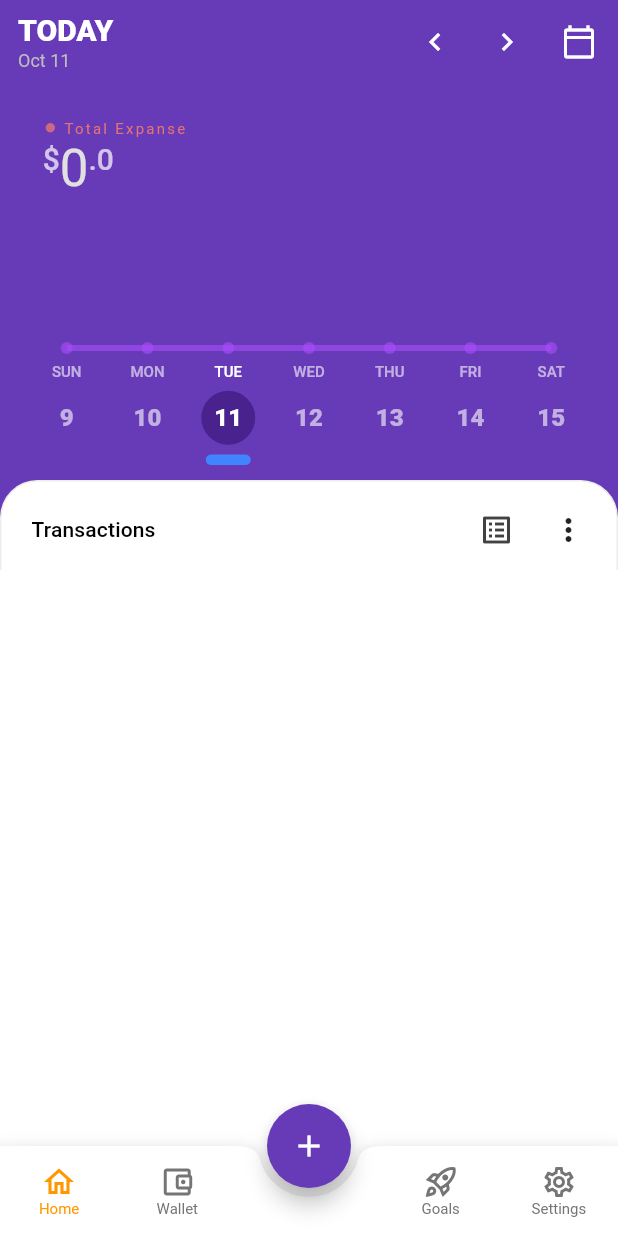
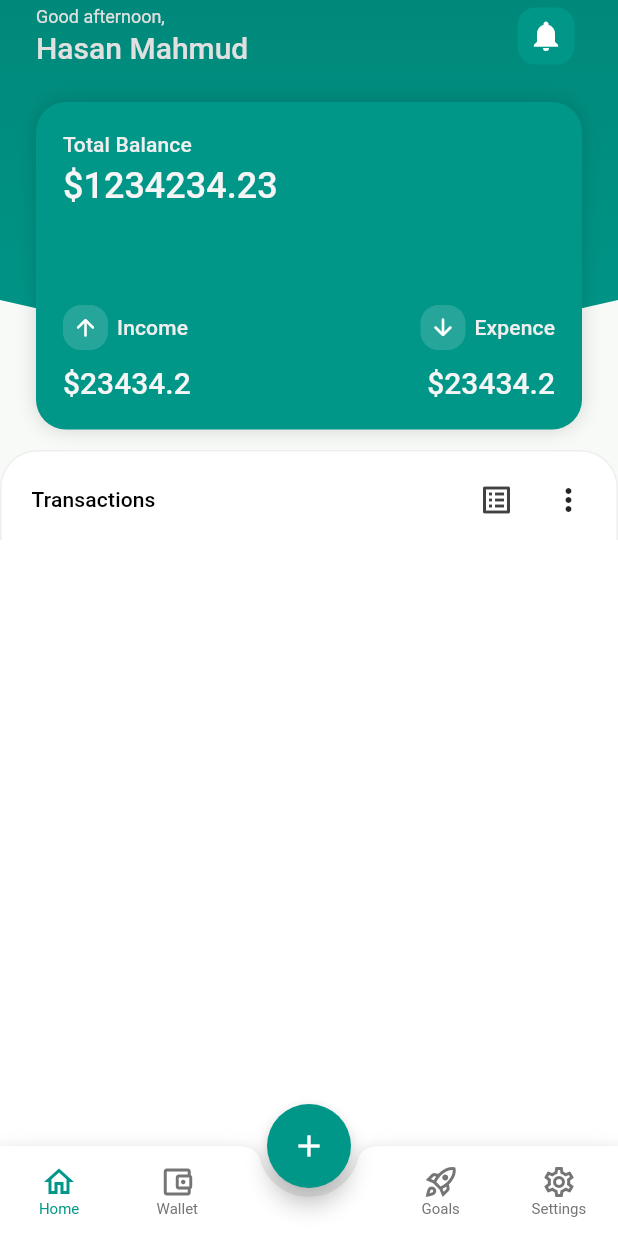
Before and after one commit to hasansujon786/waleti, a Flutter app: the screen it shows after launch, on a phone screen of 412 x 824 dp. Run offline on Flutter 3.47's test engine with Material 2 defaults, Android fonts, the phone set to English and light mode, and no system bars; drawn by our look-alikes of fl_chart; our stand-ins replace cloud_firestore, firebase_auth, firebase_core, flutter_riverpod, google_sign_in, hive and 1 more; accounts and stored records are empty; Roboto replaces fonts that are missing (rubik).

Commit message:
ui: add account_card_header to home

```diff
--- a/lib/configs/appTheme.dart
+++ b/lib/configs/appTheme.dart
@@ -9,7 +9,7 @@ class AppTheme {
     fontFamily: 'rubik',
     appBarTheme: const AppBarTheme(centerTitle: true),
     bottomNavigationBarTheme: BottomNavigationBarThemeData(
-      selectedItemColor: Colors.orange,
+      selectedItemColor: Palette.primary,
       unselectedItemColor: Colors.grey.shade600,
       backgroundColor: Colors.white,
     ),
--- a/lib/configs/palette.dart
+++ b/lib/configs/palette.dart
@@ -2,7 +2,7 @@ import 'package:flutter/material.dart';
 
 class Palette {
   // #3077FC
-  static const primary = Colors.deepPurple;
+  static const primary = Colors.teal;
   static final muted = Colors.grey.shade300;
 
   static final textLighter = Colors.grey.shade500;
--- /dev/null
+++ b/lib/screens/home/widgets/account_card_header.dart
@@ -0,0 +1,171 @@
+import 'package:flutter/material.dart';
+import 'package:waleti/shared/ui/ui.dart';
+
+class AccountCardHeader extends StatelessWidget {
+  const AccountCardHeader({super.key, required this.bg});
+
+  final Color bg;
+
+  @override
+  Widget build(BuildContext context) {
+    // final transactionsRef = ref.watch(filteredTransactionsByWeek);
+    // final transactionListFilter = ref.watch(transactionListFilterProvider.state);
+    // final totalExpence = ref.watch(totalExpenceOfSelectedWeek);
+    // final totalIncome = ref.watch(totalIncomeOfSelectedWeek);
+    // final currentWeekDates = ref.watch(weekViewControllerProvider);
+
+    return FlexibleSpaceBar(
+      background: Stack(
+        children: [
+          Positioned.fill(child: ColoredBox(color: bg)),
+          Padding(
+            padding: const EdgeInsets.only(bottom: 50),
+            child: ClipPath(
+              clipper: MyArcClipper(),
+              child: Container(
+                decoration: BoxDecoration(
+                  gradient: LinearGradient(
+                    colors: [Colors.teal.shade600, Colors.teal],
+                    begin: Alignment.topCenter,
+                    end: Alignment.bottomCenter,
+                  ),
+                ),
+              ),
+            ),
+          ),
+          Padding(
+            padding: const EdgeInsets.fromLTRB(24, 0, 24, 16),
+            child: Column(
+              mainAxisAlignment: MainAxisAlignment.end,
+              crossAxisAlignment: CrossAxisAlignment.start,
+              children: [
+                greet(context),
+                const SizedBox(height: 20),
+                const _Card(),
+              ],
+            ),
+          )
+        ],
+      ),
+    );
+  }
+
+  Widget greet(context) {
+    final tt = Theme.of(context).textTheme;
+    return Row(
+      mainAxisAlignment: MainAxisAlignment.spaceBetween,
+      children: [
+        Column(
+          crossAxisAlignment: CrossAxisAlignment.start,
+          children: [
+            Text(
+              'Good afternoon,',
+              style: tt.labelMedium?.copyWith(color: Colors.grey.shade300),
+            ),
+            const SizedBox(height: 2),
+            Text(
+              'Hasan Mahmud',
+              style: tt.titleLarge?.copyWith(color: Colors.grey.shade300),
+            ),
+          ],
+        ),
+        IconButton(
+          padding: const EdgeInsets.all(0),
+          onPressed: () {},
+          icon: Container(
+            width: 38,
+            height: 38,
+            decoration: BoxDecoration(borderRadius: BorderRadius.circular(12), color: Colors.teal),
+            child: const Icon(Icons.notifications, color: Colors.white),
+          ),
+        )
+      ],
+    );
+  }
+}
+
+class _Card extends StatelessWidget {
+  const _Card({
+    Key? key,
+  }) : super(key: key);
+
+  @override
+  Widget build(BuildContext context) {
+    final tt = Theme.of(context).textTheme;
+    return AspectRatio(
+      aspectRatio: 5 / 3,
+      child: Container(
+        padding: const EdgeInsets.symmetric(horizontal: 18, vertical: 20),
+        decoration: BoxDecoration(
+          color: Colors.teal,
+          borderRadius: BorderRadius.circular(20),
+          boxShadow: [BoxShadow(color: Colors.black.withOpacity(.15), blurRadius: 10)],
+        ),
+        child: Column(
+          crossAxisAlignment: CrossAxisAlignment.start,
+          children: [
+            Text('Total Balance', style: tt.titleSmall?.copyWith(color: Colors.grey.shade200)),
+            const SizedBox(height: 6),
+            Text(
+              '\$1234234.23',
+              style: tt.headlineSmall?.copyWith(
+                color: Colors.grey.shade100,
+                fontWeight: FontWeight.w500,
+              ),
+            ),
+            const Spacer(),
+            Row(
+              mainAxisAlignment: MainAxisAlignment.spaceBetween,
+              children: [
+                userAmount(context, false, 23434.2),
+                userAmount(context, true, 23434.2),
+              ],
+            ),
+          ],
+        ),
+      ),
+    );
+  }
+
+  Widget userAmount(BuildContext context, bool isExpanse, double amout) {
+    final tt = Theme.of(context).textTheme;
+    return Column(
+      crossAxisAlignment: isExpanse ? CrossAxisAlignment.end : CrossAxisAlignment.start,
+      children: [
+        Row(children: [
+          IconBox(
+            icon: Icon(
+              isExpanse ? Icons.arrow_downward_rounded : Icons.arrow_upward_rounded,
+              color: Colors.white,
+              size: 18,
+            ),
+          ),
+          const SizedBox(width: 6),
+          Text(isExpanse ? 'Expence' : 'Income', style: tt.titleSmall?.copyWith(color: Colors.grey.shade200)),
+        ]),
+        const SizedBox(height: 10),
+        Text('\$$amout', style: tt.titleLarge?.copyWith(color: Colors.grey.shade100)),
+      ],
+    );
+  }
+}
+
+class MyArcClipper extends CustomClipper<Path> {
+  @override
+  Path getClip(Size size) {
+    final w = size.width;
+    final h = size.height;
+
+    // Arc
+    final path = Path()
+      ..lineTo(0, h - 50)
+      ..quadraticBezierTo(w * .5, h, w, h - 50)
+      ..lineTo(w, 0)
+      ..close();
+
+    return path;
+  }
+
+  @override
+  bool shouldReclip(CustomClipper<Path> oldClipper) => true;
+}
--- a/lib/screens/home/widgets/widgets.dart
+++ b/lib/screens/home/widgets/widgets.dart
@@ -3,3 +3,4 @@ export 'transaction_list_item.dart';
 export 'transaction_list.dart';
 export 'sliver_header.dart';
 export 'category_list_item.dart';
+export 'account_card_header.dart';
--- a/lib/shared/ui/currency_text.dart
+++ b/lib/shared/ui/currency_text.dart
@@ -63,7 +63,8 @@ class CurrencyText extends StatelessWidget {
                     type == MyTransactionDataType.income
                         ? Icon(Icons.add, size: 14, color: typeColor)
                         : Icon(Icons.remove, size: 14, color: typeColor),
-                    Text(' \$', style: smallStyle.copyWith(color: typeColor)),
+                    Text('\$', style: smallStyle.copyWith(color: typeColor)),
+                    const SizedBox(width: 1),
                   ],
                 ),
                 const SizedBox(height: 2),
--- /dev/null
+++ b/lib/shared/ui/simple_ui.dart
@@ -0,0 +1,21 @@
+import 'package:flutter/material.dart';
+
+class IconBox extends StatelessWidget {
+  const IconBox({super.key, required this.icon, this.bg});
+
+  final Widget? icon;
+  final Color? bg;
+
+  @override
+  Widget build(BuildContext context) {
+    return Container(
+      width: 30,
+      height: 30,
+      decoration: BoxDecoration(
+        borderRadius: BorderRadius.circular(12),
+        color: bg ?? Colors.teal.shade400,
+      ),
+      child: icon,
+    );
+  }
+}
--- a/lib/shared/ui/ui.dart
+++ b/lib/shared/ui/ui.dart
@@ -13,3 +13,4 @@ export 'line_chart.dart';
 export 'line_chart_wrapper.dart';
 export 'option_switch.dart';
 export 'popup_menu_item_data.dart';
+export 'simple_ui.dart';
```
Also changed, not shown: lib/screens/home/view/home.view.dart (+46 -86 lines).
